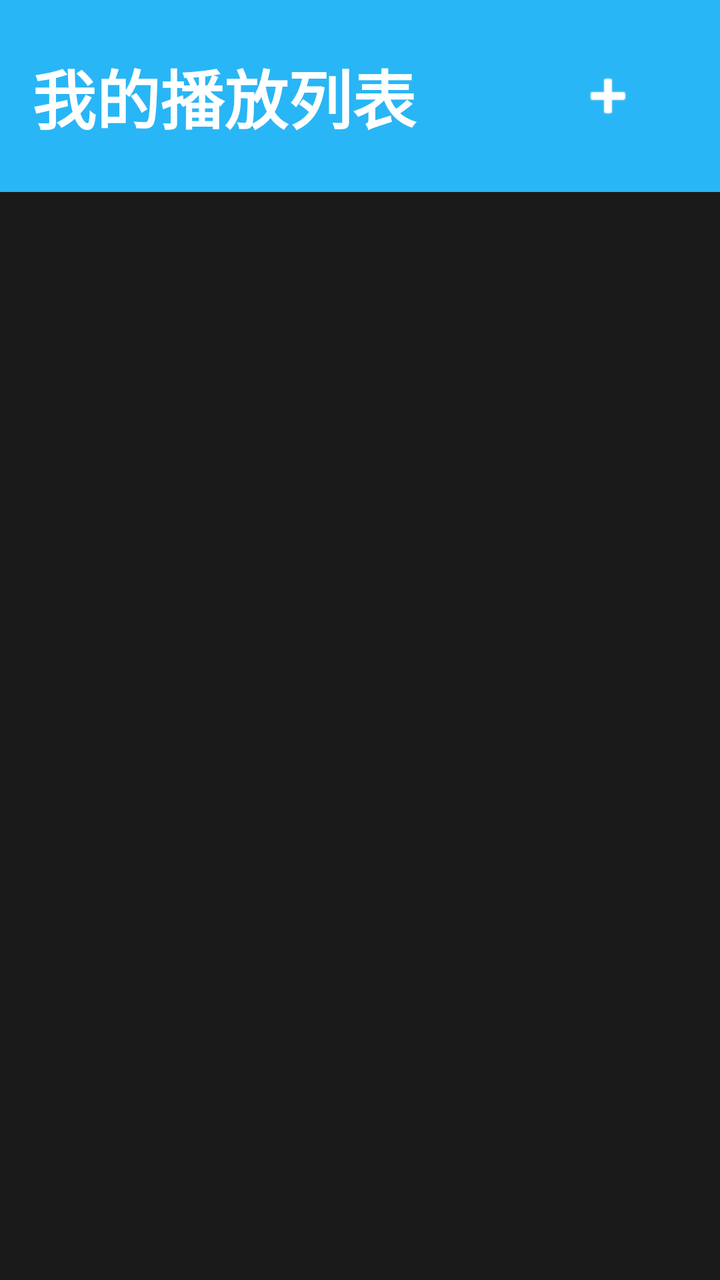
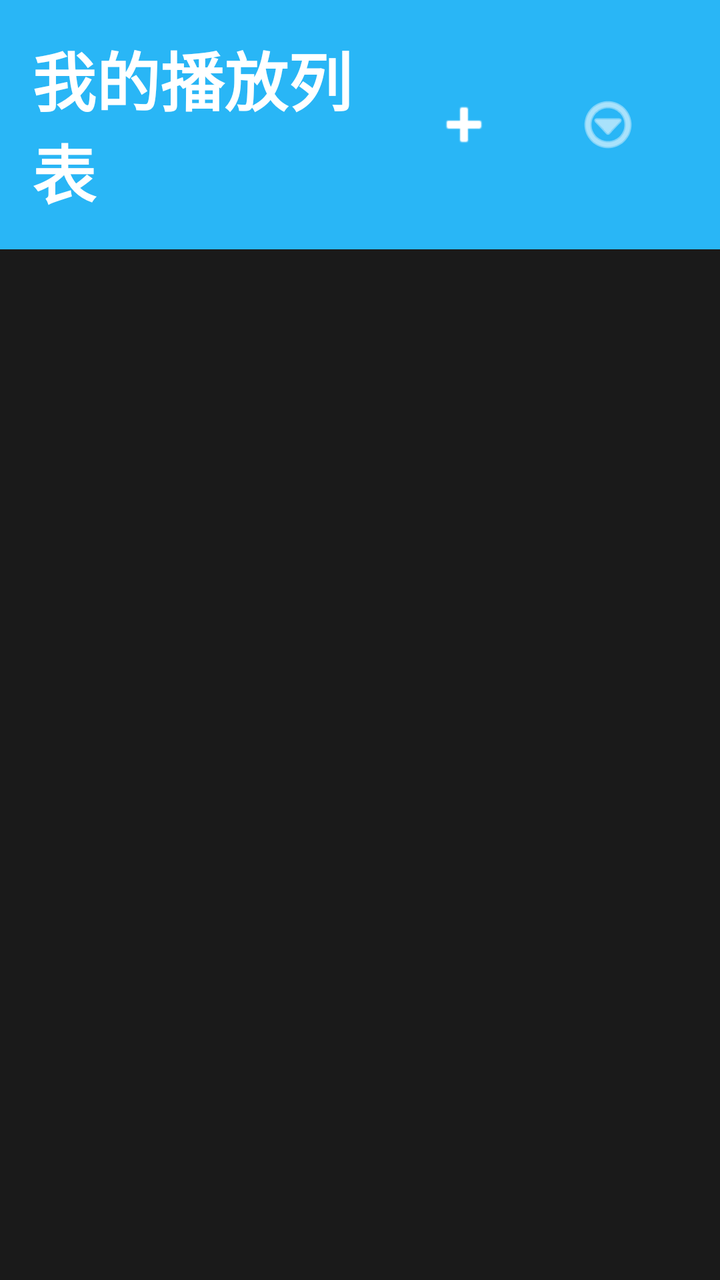

Screens rendered from an Android XML layout before and after an edit, with the pre-edit source and the edit as a unified diff.
<!-- AndroidManifest.xml: activity theme Theme.CarPlayer.NoActionBar -->
<!-- res/layout/activity_main.xml -->
<?xml version="1.0" encoding="utf-8"?>
<LinearLayout xmlns:android="http://schemas.android.com/apk/res/android"
    xmlns:app="http://schemas.android.com/apk/res-auto"
    android:layout_width="match_parent"
    android:layout_height="match_parent"
    android:orientation="vertical"
    android:background="@color/car_background">

    
    <LinearLayout
        android:layout_width="match_parent"
        android:layout_height="wrap_content"
        android:orientation="horizontal"
        android:padding="@dimen/spacing_normal"
        android:gravity="center_vertical"
        android:background="@color/car_primary">

        <TextView
            android:layout_width="0dp"
            android:layout_height="wrap_content"
            android:layout_weight="1"
            android:text="我的播放列表"
            android:textSize="@dimen/text_size_xlarge"
            android:textColor="@android:color/white"
            android:textStyle="bold" />

        <ImageButton
            android:id="@+id/add_playlist_button"
            android:layout_width="@dimen/icon_button_size"
            android:layout_height="@dimen/icon_button_size"
            android:src="@android:drawable/ic_input_add"
            android:background="?attr/selectableItemBackgroundBorderless"
            android:contentDescription="@string/playlist_add"
            android:layout_marginEnd="@dimen/spacing_small"
            app:tint="@android:color/white" />

        <ImageButton
            android:id="@+id/now_playing_button"
            android:layout_width="@dimen/icon_button_size"
            android:layout_height="@dimen/icon_button_size"
            android:src="@android:drawable/ic_media_play"
            android:background="?attr/selectableItemBackgroundBorderless"
            android:contentDescription="正在播放"
            app:tint="@color/car_accent"
            android:visibility="gone" />

    </LinearLayout>

    
    <androidx.recyclerview.widget.RecyclerView
        android:id="@+id/playlist_list_view"
        android:layout_width="match_parent"
        android:layout_height="match_parent"
        android:padding="@dimen/spacing_small"
        android:clipToPadding="false"
        android:scrollbars="vertical" />

    
    <LinearLayout
        android:id="@+id/empty_state"
        android:layout_width="match_parent"
        android:layout_height="match_parent"
        android:orientation="vertical"
        android:gravity="center"
        android:visibility="gone">

        <ImageView
            android:layout_width="120dp"
            android:layout_height="120dp"
            android:src="@android:drawable/ic_menu_my_calendar"
            android:alpha="0.3"
            android:contentDescription="Empty" />

        <TextView
            android:layout_width="wrap_content"
            android:layout_height="wrap_content"
            android:text="还没有播放列表"
            android:textSize="@dimen/text_size_xlarge"
            android:layout_marginTop="@dimen/spacing_medium"
            android:textColor="@color/car_text_secondary" />

        <TextView
            android:layout_width="wrap_content"
            android:layout_height="wrap_content"
            android:text="点击下方按钮创建第一个播放列表"
            style="@style/Text.Secondary"
            android:layout_marginTop="@dimen/spacing_small"
            android:textColor="@color/car_text_secondary" />

        <com.google.android.material.button.MaterialButton
            android:id="@+id/add_playlist_empty_button"
            android:layout_width="wrap_content"
            android:layout_height="@dimen/button_height"
            android:text="创建播放列表"
            android:layout_marginTop="@dimen/spacing_large"
            style="@style/Button.Primary" />

    </LinearLayout>

</LinearLayout>
<!-- resources referenced by this layout -->
<resources>
  <color name="car_accent">#FFFF5252</color>
  <color name="car_background">#FF1A1A1A</color>
  <color name="car_primary">#FF29B6F6</color>
  <color name="car_text_secondary">#FFB3B3B3</color>
  <dimen name="button_height">60dp</dimen>
  <dimen name="icon_button_size">64dp</dimen>
  <dimen name="spacing_large">32dp</dimen>
  <dimen name="spacing_medium">24dp</dimen>
  <dimen name="spacing_normal">16dp</dimen>
  <dimen name="spacing_small">8dp</dimen>
  <dimen name="text_size_xlarge">32sp</dimen>
  <string name="playlist_add">添加播放列表</string>
  <style name="Button.Primary" parent="Widget.MaterialComponents.Button">
          <item name="backgroundTint">@color/button_primary</item>
          <item name="android:textColor">@color/white</item>
          <item name="android:textSize">@dimen/text_size_medium</item>
          <item name="android:paddingStart">@dimen/spacing_large</item>
          <item name="android:paddingEnd">@dimen/spacing_large</item>
          <item name="cornerRadius">@dimen/corner_radius_medium</item>
      </style>
  <style name="Text.Secondary">
          <item name="android:textSize">@dimen/text_size_normal</item>
          <item name="android:textColor">@color/car_text_secondary</item>
      </style>
  <style name="Theme.CarPlayer.NoActionBar">
          <item name="windowActionBar">false</item>
          <item name="windowNoTitle">true</item>
      </style>
  <color name="button_primary">#FF29B6F6</color>
  <color name="white">#FFFFFFFF</color>
  <dimen name="text_size_medium">24sp</dimen>
  <dimen name="corner_radius_medium">12dp</dimen>
  <dimen name="text_size_normal">20sp</dimen>
</resources>

<!-- the commit's change to res/layout/activity_main.xml (unified diff, before → after) -->
@@ -31,6 +31,16 @@
             android:src="@android:drawable/ic_input_add"
             android:background="?attr/selectableItemBackgroundBorderless"
             android:contentDescription="@string/playlist_add"
+            android:layout_marginEnd="@dimen/spacing_small"
+            app:tint="@android:color/white" />
+
+        <ImageButton
+            android:id="@+id/transfer_button"
+            android:layout_width="@dimen/icon_button_size"
+            android:layout_height="@dimen/icon_button_size"
+            android:src="@android:drawable/ic_menu_more"
+            android:background="?attr/selectableItemBackgroundBorderless"
+            android:contentDescription="导入/导出列表"
             android:layout_marginEnd="@dimen/spacing_small"
             app:tint="@android:color/white" />
 
